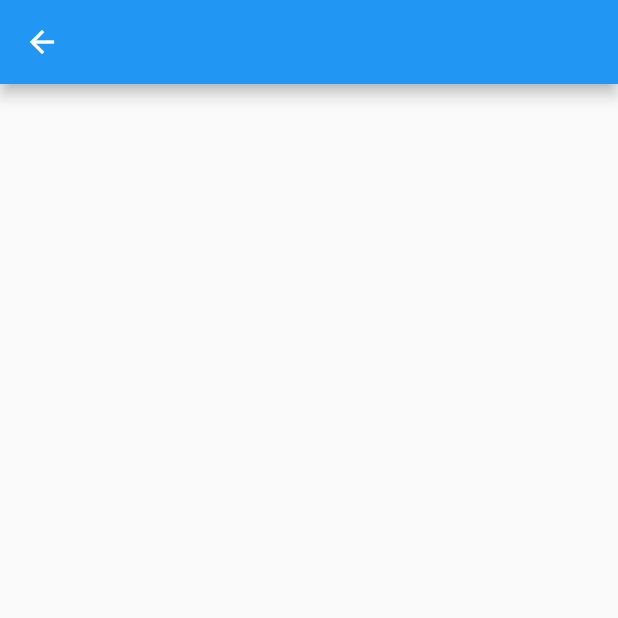
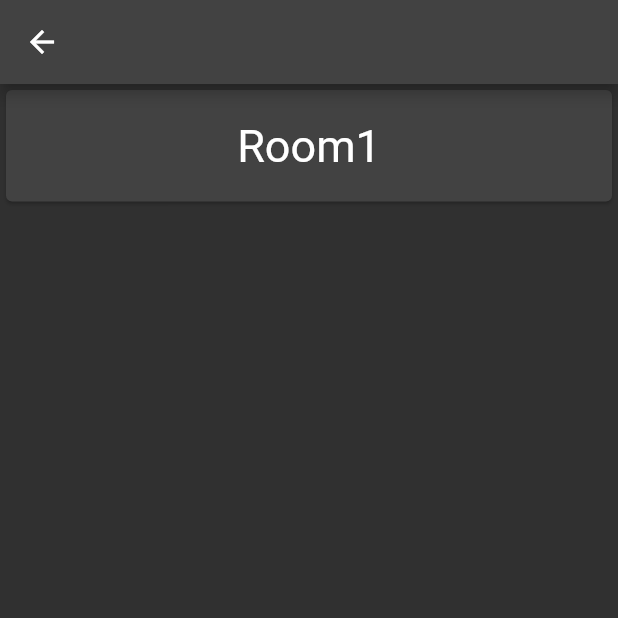
Before and after one commit to Muhammet-Talha-Ugurel/Sen-Anonim, a Flutter app: the HomeScreen screen opened directly, on a phone screen of 412 x 824 dp, the top half of it. Run offline on Flutter 3.47's test engine with Material 2 defaults, Android fonts, the light colour scheme and no system bars; our stand-ins replace bloc; missing offline and left inert: amplify_core.

Commit message:
work flow

```diff
--- a/lib/main.dart
+++ b/lib/main.dart
@@ -1,19 +1,22 @@
 import 'package:flutter/material.dart';
 import 'package:senanonim/presentation/screens/wellcome.dart';
 
+import 'presentation/router/app_router.dart';
+
 void main() {
-  runApp(const MyApp());
+  runApp(MyApp());
 }
 class MyApp extends StatelessWidget {
-  const MyApp({super.key});
+  final AppRouter _appRouter = AppRouter();
   @override
   Widget build(BuildContext context) {
     return MaterialApp(
       title: 'Flutter Demo',
+      theme: ThemeData(brightness: Brightness.dark) ,
       darkTheme: ThemeData(
     brightness: Brightness.dark,
   ),
-      home: Wellcome(),
+  onGenerateRoute: _appRouter.onGenerateRoute,
     );
   }
 }
--- a/lib/presentation/screens/home.dart
+++ b/lib/presentation/screens/home.dart
@@ -1,3 +1,5 @@
+// ignore_for_file: sized_box_for_whitespace, prefer_const_constructors
+
 import 'package:flutter/material.dart';
 import 'package:flutter/src/widgets/container.dart';
 import 'package:flutter/src/widgets/framework.dart';
@@ -7,7 +9,17 @@ class HomeScreen extends StatelessWidget {
   Widget build(BuildContext context) {
     return Scaffold(
       appBar: AppBar(),
-      body: Center(),
+      body: Column(children: [
+        GestureDetector(
+          onTap: () {
+            Navigator.of(context).pushNamed('/chat');
+          },
+          child: Container(
+            width: MediaQuery.of(context).size.width,
+            height: MediaQuery.of(context).size.width/5,
+            child: Card(child: Center(child: Text('Room1',style: TextStyle(fontSize: 30),)),)),
+        )
+      ],),
     );
   }
 }
--- a/lib/presentation/screens/wellcome.dart
+++ b/lib/presentation/screens/wellcome.dart
@@ -43,6 +43,7 @@ class Wellcome extends StatelessWidget {
             ),
             TextButton(
                 onPressed: () => {
+                  Navigator.of(context).pushNamed('/home')
                     },
                 child: Text(
                   "Continue",
--- a/pubspec.yaml
+++ b/pubspec.yaml
@@ -40,11 +40,14 @@ dependencies:
 dev_dependencies:
   flutter_test:
     sdk: flutter
+  test:
+  bloc_test:
   flutter_bloc: ^8.1.1
   amplify_flutter: ^0.6.0
   amplify_datastore: ^0.6.0
   amplify_api: ^0.6.0
   amplify_auth_cognito: ^0.6.0
+
 
   # The "flutter_lints" package below contains a set of recommended lints to
   # encourage good coding practices. The lint set provided by the package is
```
Also changed, not shown: lib/presentation/router/app_router.dart (added, +25 -0 lines), lib/presentation/screens/chat.dart (added, +14 -0 lines), pubspec.lock, 1 other file.
